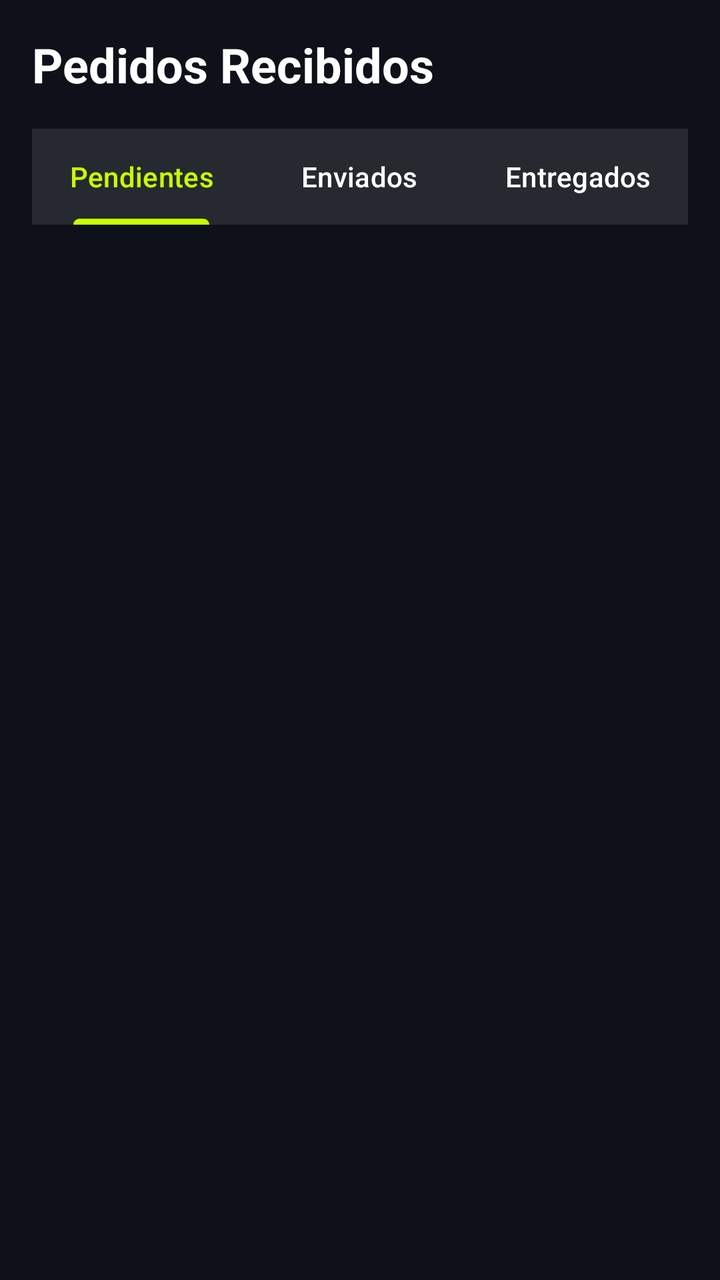
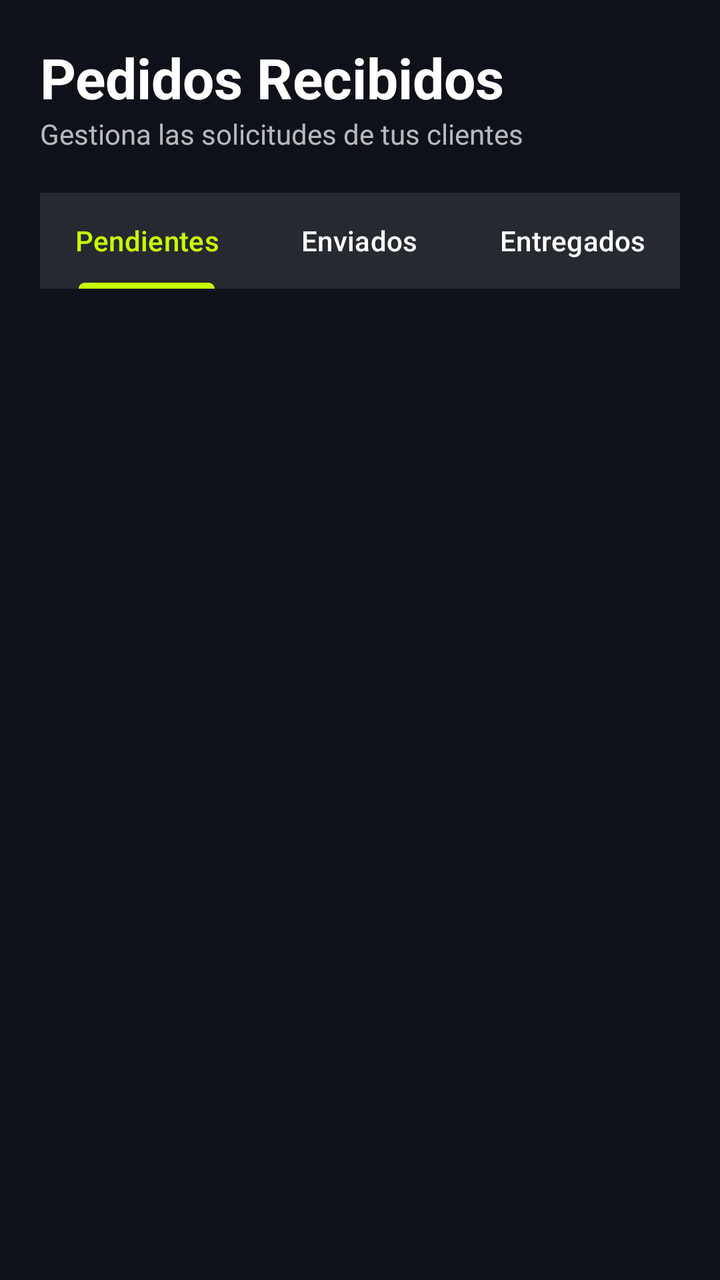

Screens rendered from an Android XML layout before and after an edit, with the pre-edit source and the edit as a unified diff.
<!-- AndroidManifest.xml: application theme Theme.VoltCore -->
<!-- res/layout/fragment_vendor_orders.xml -->
<?xml version="1.0" encoding="utf-8"?>
<LinearLayout xmlns:android="http://schemas.android.com/apk/res/android"
    xmlns:app="http://schemas.android.com/apk/res-auto"
    xmlns:tools="http://schemas.android.com/tools"
    android:layout_width="match_parent"
    android:layout_height="match_parent"
    android:background="@color/colorBackground"
    android:orientation="vertical"
    android:padding="16dp">

    <TextView
        android:layout_width="wrap_content"
        android:layout_height="wrap_content"
        android:text="@string/vendor_orders_title"
        android:textColor="@color/white"
        android:textSize="24sp"
        android:textStyle="bold"
        android:layout_marginBottom="16dp"/>

    <com.google.android.material.tabs.TabLayout
        android:id="@+id/tabOrders"
        android:layout_width="match_parent"
        android:layout_height="wrap_content"
        android:background="@color/glass_surface"
        app:tabTextColor="@color/white"
        app:tabSelectedTextColor="@color/volt_primary"
        app:tabIndicatorColor="@color/volt_primary">

        <com.google.android.material.tabs.TabItem
            android:layout_width="wrap_content"
            android:layout_height="wrap_content"
            android:text="@string/tab_pending" />

        <com.google.android.material.tabs.TabItem
            android:layout_width="wrap_content"
            android:layout_height="wrap_content"
            android:text="@string/tab_shipped" />

        <com.google.android.material.tabs.TabItem
            android:layout_width="wrap_content"
            android:layout_height="wrap_content"
            android:text="@string/tab_delivered" />
    </com.google.android.material.tabs.TabLayout>

    <androidx.recyclerview.widget.RecyclerView
        android:id="@+id/rvOrders"
        android:layout_width="match_parent"
        android:layout_height="match_parent"
        android:layout_marginTop="8dp"
        app:layoutManager="androidx.recyclerview.widget.LinearLayoutManager"
        tools:listitem="@android:layout/simple_list_item_2" />

</LinearLayout>
<!-- resources referenced by this layout -->
<resources>
  <color name="colorBackground">@color/volt_background</color>
  <color name="glass_surface">#1AFFFFFF</color>
  <color name="volt_primary">#C6FF00</color>
  <color name="white">#FFFFFFFF</color>
  <string name="tab_delivered">Entregados</string>
  <string name="tab_pending">Pendientes</string>
  <string name="tab_shipped">Enviados</string>
  <string name="vendor_orders_title">Pedidos Recibidos</string>
  <style name="Theme.VoltCore" parent="Base.Theme.VoltCore" />
  <color name="volt_background">#0F111A</color>
  <style name="Base.Theme.VoltCore" parent="Theme.Material3.DayNight.NoActionBar">
          
          <item name="colorPrimary">@color/volt_primary</item>
          <item name="android:windowBackground">@color/volt_background</item>
          <item name="colorSurface">@color/glass_surface</item>
          <item name="colorOnSurface">@color/white</item>
      </style>
</resources>

<!-- the commit's change to res/layout/fragment_vendor_orders.xml (unified diff, before → after) -->
@@ -4,42 +4,59 @@
     xmlns:tools="http://schemas.android.com/tools"
     android:layout_width="match_parent"
     android:layout_height="match_parent"
-    android:background="@color/colorBackground"
-    android:orientation="vertical"
-    android:padding="16dp">
+    android:background="@color/volt_background"
+    android:orientation="vertical">
 
-    <TextView
-        android:layout_width="wrap_content"
+    <LinearLayout
+        android:layout_width="match_parent"
         android:layout_height="wrap_content"
-        android:text="@string/vendor_orders_title"
-        android:textColor="@color/white"
-        android:textSize="24sp"
-        android:textStyle="bold"
-        android:layout_marginBottom="16dp"/>
+        android:orientation="vertical"
+        android:padding="20dp">
+
+        <TextView
+            android:layout_width="wrap_content"
+            android:layout_height="wrap_content"
+            android:text="Pedidos Recibidos"
+            android:textColor="@color/white"
+            android:textSize="28sp"
+            android:textStyle="bold" />
+
+        <TextView
+            android:layout_width="wrap_content"
+            android:layout_height="wrap_content"
+            android:text="Gestiona las solicitudes de tus clientes"
+            android:textColor="#B3FFFFFF"
+            android:textSize="14sp" />
+    </LinearLayout>
 
     <com.google.android.material.tabs.TabLayout
         android:id="@+id/tabOrders"
         android:layout_width="match_parent"
         android:layout_height="wrap_content"
+        android:layout_marginHorizontal="20dp"
         android:background="@color/glass_surface"
         app:tabTextColor="@color/white"
         app:tabSelectedTextColor="@color/volt_primary"
-        app:tabIndicatorColor="@color/volt_primary">
+        app:tabIndicatorColor="@color/volt_primary"
+        app:tabIndicatorHeight="3dp"
+        app:tabIndicatorFullWidth="false"
+        app:tabMode="fixed"
+        app:tabGravity="fill">
 
         <com.google.android.material.tabs.TabItem
             android:layout_width="wrap_content"
             android:layout_height="wrap_content"
-            android:text="@string/tab_pending" />
+            android:text="Pendientes" />
 
         <com.google.android.material.tabs.TabItem
             android:layout_width="wrap_content"
             android:layout_height="wrap_content"
-            android:text="@string/tab_shipped" />
+            android:text="Enviados" />
 
         <com.google.android.material.tabs.TabItem
             android:layout_width="wrap_content"
             android:layout_height="wrap_content"
-            android:text="@string/tab_delivered" />
+            android:text="Entregados" />
     </com.google.android.material.tabs.TabLayout>
 
     <androidx.recyclerview.widget.RecyclerView
@@ -47,7 +64,135 @@
         android:layout_width="match_parent"
         android:layout_height="match_parent"
         android:layout_marginTop="8dp"
+        android:paddingHorizontal="8dp"
         app:layoutManager="androidx.recyclerview.widget.LinearLayoutManager"
-        tools:listitem="@android:layout/simple_list_item_2" />
+        tools:listitem="@layout/item_vendor_order" />
 
 </LinearLayout>
+<!-- res/layout/item_vendor_order.xml (included above) -->
+<?xml version="1.0" encoding="utf-8"?>
+<com.google.android.material.card.MaterialCardView xmlns:android="http://schemas.android.com/apk/res/android"
+    xmlns:app="http://schemas.android.com/apk/res-auto"
+    android:layout_width="match_parent"
+    android:layout_height="wrap_content"
+    android:layout_marginBottom="12dp"
+    app:cardBackgroundColor="@color/glass_surface"
+    app:cardCornerRadius="16dp"
+    app:strokeColor="@color/glass_stroke"
+    app:strokeWidth="1dp">
+
+    <LinearLayout
+        android:layout_width="match_parent"
+        android:layout_height="wrap_content"
+        android:orientation="vertical"
+        android:padding="16dp">
+
+        <LinearLayout
+            android:layout_width="match_parent"
+            android:layout_height="wrap_content"
+            android:orientation="horizontal"
+            android:gravity="center_vertical"
+            android:layout_marginBottom="8dp">
+
+            <TextView
+                android:id="@+id/tvOrderId"
+                android:layout_width="0dp"
+                android:layout_height="wrap_content"
+                android:layout_weight="1"
+                android:text="Orden #VC-8291"
+                android:textColor="@color/white"
+                android:textStyle="bold"
+                android:textSize="16sp"/>
+
+            <com.google.android.material.chip.Chip
+                android:id="@+id/chipStatus"
+                android:layout_width="wrap_content"
+                android:layout_height="wrap_content"
+                android:text="PENDIENTE"
+                app:chipBackgroundColor="#33FFC107"
+                android:textColor="#FFC107"
+                android:textSize="10sp"
+                app:chipStrokeWidth="0dp"/>
+        </LinearLayout>
+
+        <TextView
+            android:id="@+id/tvCustomerName"
+            android:layout_width="wrap_content"
+            android:layout_height="wrap_content"
+            android:text="Comprador: Juan Pérez"
+            android:textColor="#B3FFFFFF"
+            android:textSize="14sp"
+            android:layout_marginBottom="4dp"/>
+
+        <TextView
+            android:id="@+id/tvOrderDate"
+            android:layout_width="wrap_content"
+            android:layout_height="wrap_content"
+            android:text="Fecha: 20/05/2024"
+            android:textColor="#80FFFFFF"
+            android:textSize="12sp"
+            android:layout_marginBottom="8dp"/>
+
+        <TextView
+            android:id="@+id/tvOrderItems"
+            android:layout_width="match_parent"
+            android:layout_height="wrap_content"
+            android:text="1x Producto Ejemplo"
+            android:textColor="@color/white"
+            android:textSize="14sp"
+            android:textStyle="italic"
+            android:layout_marginBottom="12dp"/>
+
+        <View
+            android:layout_width="match_parent"
+            android:layout_height="1dp"
+            android:background="@color/glass_stroke"
+            android:layout_marginBottom="12dp"/>
+
+        <LinearLayout
+            android:id="@+id/layoutExpanded"
+            android:layout_width="match_parent"
+            android:layout_height="wrap_content"
+            android:orientation="vertical">
+
+            <Button
+                android:id="@+id/btnAcceptOrder"
+                android:layout_width="match_parent"
+                android:layout_height="wrap_content"
+                android:text="ACEPTAR ORDEN"
+                android:backgroundTint="@color/volt_primary"
+                android:textColor="@color/black"
+                android:textStyle="bold"
+                android:layout_marginBottom="8dp"
+                android:visibility="gone" />
+
+            <com.google.android.material.textfield.TextInputLayout
+                android:id="@+id/tilShippingGuide"
+                android:layout_width="match_parent"
+                android:layout_height="wrap_content"
+                android:hint="Número de Guía de Envío"
+                style="@style/Widget.Material3.TextInputLayout.OutlinedBox"
+                app:boxStrokeColor="@color/volt_primary"
+                app:hintTextColor="@color/volt_primary"
+                android:layout_marginBottom="12dp"
+                android:visibility="gone">
+                <com.google.android.material.textfield.TextInputEditText
+                    android:id="@+id/etShippingGuide"
+                    android:layout_width="match_parent"
+                    android:layout_height="wrap_content"
+                    android:textColor="@color/white" />
+            </com.google.android.material.textfield.TextInputLayout>
+
+            <Button
+                android:id="@+id/btnMarkAsShipped"
+                android:layout_width="match_parent"
+                android:layout_height="wrap_content"
+                android:text="MARCAR COMO ENVIADO"
+                android:backgroundTint="@color/volt_primary"
+                android:textColor="@color/black"
+                android:textStyle="bold"
+                android:visibility="gone" />
+        </LinearLayout>
+
+    </LinearLayout>
+</com.google.android.material.card.MaterialCardView>
<!-- resource entries referenced after the edit -->
@@ -1,13 +1,10 @@
 <!-- resources referenced by this layout -->
 <resources>
-  <color name="colorBackground">@color/volt_background</color>
+  <color name="black">#FF000000</color>
+  <color name="glass_stroke">#33FFFFFF</color>
   <color name="glass_surface">#1AFFFFFF</color>
   <color name="volt_primary">#C6FF00</color>
   <color name="white">#FFFFFFFF</color>
-  <string name="tab_delivered">Entregados</string>
-  <string name="tab_pending">Pendientes</string>
-  <string name="tab_shipped">Enviados</string>
-  <string name="vendor_orders_title">Pedidos Recibidos</string>
   <style name="Theme.VoltCore" parent="Base.Theme.VoltCore" />
   <color name="volt_background">#0F111A</color>
   <style name="Base.Theme.VoltCore" parent="Theme.Material3.DayNight.NoActionBar">
